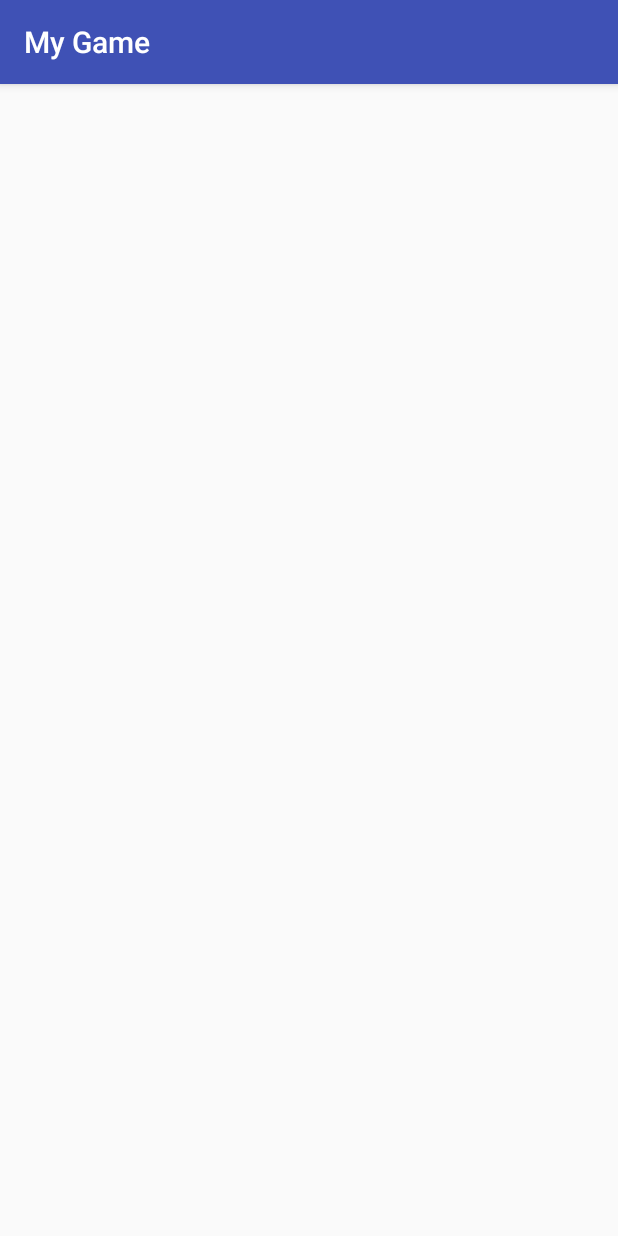
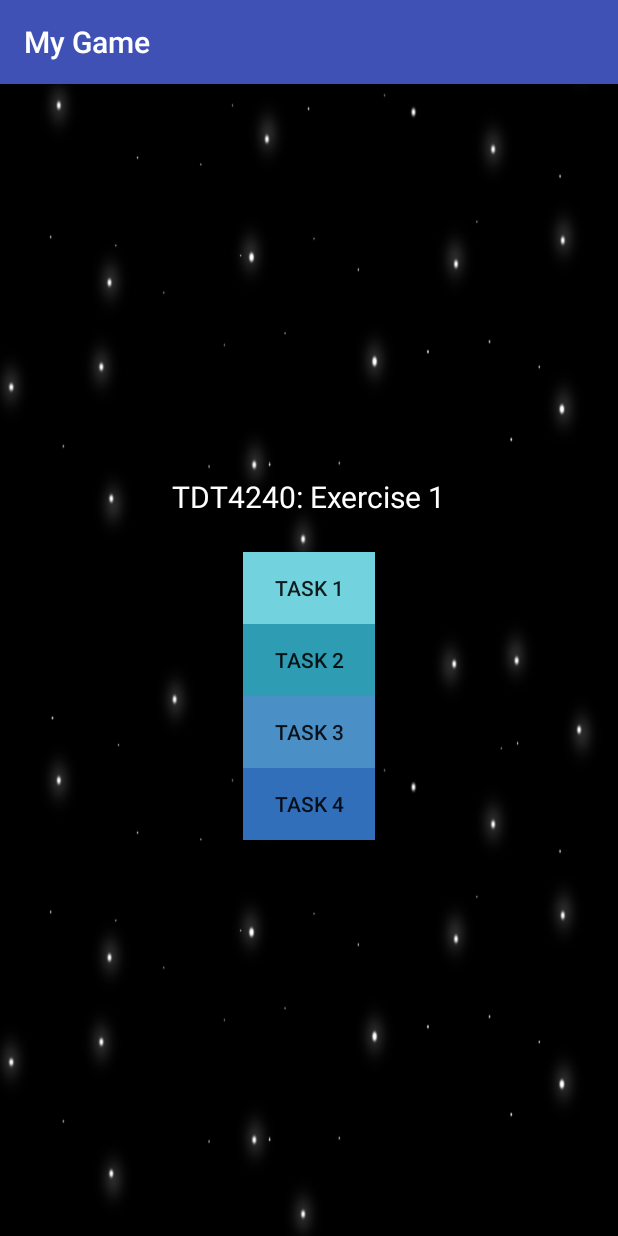
Before and after one commit to oleghansen/Android-Pattern-Exercise, an Android app: the screen it shows after launch (MainActivity), on a phone screen of 412 x 824 dp. Run offline under Robolectric (Android 15) with nearby library versions, the phone set to English and light mode, and no system bars; libraries missing offline, so code that uses them is left out: sheep.game.

```diff
--- a/app/src/main/java/com/example/ole/mygame/MainActivity.java
+++ b/app/src/main/java/com/example/ole/mygame/MainActivity.java
@@ -1,18 +1,70 @@
 package com.example.ole.mygame;
 
 import sheep.game.Game;
+
+import android.content.DialogInterface;
+import android.content.Intent;
 import android.os.Bundle;
 import android.support.v7.app.AppCompatActivity;
+import android.widget.Button;
+import android.view.View.OnClickListener;
+import android.view.View;
 
 public class MainActivity extends AppCompatActivity{
 
+    private Button task1Btn, task2Btn, task3Btn, task4Btn;
+    private Game game;
     @Override
     protected void onCreate(Bundle savedInstanceState) {
         super.onCreate(savedInstanceState);
+        setContentView(R.layout.activity_main);
 
-        Game game = new Game(this, null);
-        game.pushState(new GameScreen());
 
-        setContentView(game);
+        // Binding to layout references
+        task1Btn = (Button)findViewById(R.id.task1Button);
+        task2Btn = (Button)findViewById(R.id.task2Button);
+        task3Btn = (Button)findViewById(R.id.task3Button);
+        task4Btn = (Button)findViewById(R.id.task4Button);
+
+        // Give buttons onClickListener
+        task1Btn.setOnClickListener(onClickListener);
+        task2Btn.setOnClickListener(onClickListener);
+        task3Btn.setOnClickListener(onClickListener);
+        task4Btn.setOnClickListener(onClickListener);
+        //Game game = new Game(this, null);
+        //game.pushState(new Game1Screen());
+        //setContentView(game);
+    }
+
+    private OnClickListener onClickListener = new OnClickListener(){
+                @Override
+                public void onClick(View v)
+                {
+                    switch(v.getId())
+                    {
+                        case R.id.task1Button:
+                            System.out.println("Pressed 'Task 1'");
+                            Intent startTask1 = new Intent("com.example.ole.mygame.TASK1ACTIVITY");
+                            startActivity(startTask1);
+                            break;
+                        case R.id.task2Button:
+                            System.out.println("Pressed 'Task 2'");
+                            Intent startTask2 = new Intent("com.example.ole.mygame.TASK2ACTIVITY");
+                            startActivity(startTask2);
+                            break;
+                        case R.id.task3Button:
+                            System.out.println("Pressed 'Task 3'");
+                            break;
+                        case R.id.task4Button:
+                            System.out.println("Pressed 'Task 4'");
+                            break;
+                    }
+                }
+    };
+
+    @Override
+    protected void onDestroy() {
+        super.onDestroy();
+        finish();
     }
 }
--- a/app/src/main/res/layout-land/activity_main.xml
+++ b/app/src/main/res/layout-land/activity_main.xml
@@ -7,16 +7,54 @@
     android:paddingLeft="@dimen/activity_horizontal_margin"
     android:paddingRight="@dimen/activity_horizontal_margin"
     android:paddingTop="@dimen/activity_vertical_margin"
-    tools:context="com.example.ole.mygame.MainActivity">
+    tools:context="com.example.ole.mygame.MainActivity"
+    android:background="@drawable/backgroundstars2">
 
     <TextView
         android:layout_width="wrap_content"
         android:layout_height="wrap_content"
-        android:textAppearance="?android:attr/textAppearanceSmall"
-        android:text="Coordinates"
-        android:id="@+id/textView"
-        android:layout_alignParentTop="true"
-        android:layout_centerHorizontal="true"
-        android:textColorLink="#ffffff"
-        android:textColor="#ffffff" />
+        android:text="TDT4240: Exercise 1"
+        android:id="@+id/textView2"
+        android:layout_marginBottom="43dp"
+        android:textColor="#ffffff"
+        android:textSize="20dp"
+        android:layout_above="@+id/task1Button"
+        android:layout_centerHorizontal="true" />
+
+    <Button
+        android:layout_width="wrap_content"
+        android:layout_height="wrap_content"
+        android:text="Task 1"
+        android:id="@+id/task1Button"
+        android:background="#72d3de"
+        android:layout_centerVertical="true"
+        android:layout_toStartOf="@+id/textView2" />
+
+    <Button
+        android:layout_width="wrap_content"
+        android:layout_height="wrap_content"
+        android:text="Task 2"
+        android:id="@+id/task2Button"
+        android:background="#2e9cb2"
+        android:layout_alignTop="@+id/task1Button"
+        android:layout_toEndOf="@+id/task1Button" />
+
+    <Button
+        android:layout_width="wrap_content"
+        android:layout_height="wrap_content"
+        android:text="Task 3"
+        android:id="@+id/task3Button"
+        android:background="#4b8fc7"
+        android:layout_below="@+id/textView2"
+        android:layout_toEndOf="@+id/task2Button" />
+
+    <Button
+        android:layout_width="wrap_content"
+        android:layout_height="wrap_content"
+        android:text="Task 4"
+        android:id="@+id/task4Button"
+        android:background="#316fba"
+        android:layout_alignTop="@+id/task3Button"
+        android:layout_toEndOf="@+id/task3Button" />
+
 </RelativeLayout>
--- a/app/src/main/res/layout/activity_main.xml
+++ b/app/src/main/res/layout/activity_main.xml
@@ -8,10 +8,57 @@
     android:paddingRight="@dimen/activity_horizontal_margin"
     android:paddingTop="@dimen/activity_vertical_margin"
     tools:context="com.example.ole.mygame.MainActivity"
-    android:foreground="@drawable/backgroundstars">
+    android:background="@drawable/backgroundstars2">
 
     <TextView
         android:layout_width="wrap_content"
         android:layout_height="wrap_content"
-        android:text="Hello World!" />
+        android:text="TDT4240: Exercise 1"
+        android:id="@+id/textView2"
+        android:textColor="#ffffff"
+        android:textSize="20dp"
+        android:layout_above="@+id/task1Button"
+        android:layout_centerHorizontal="true"
+        android:layout_marginBottom="23dp" />
+
+    <Button
+        android:layout_width="wrap_content"
+        android:layout_height="wrap_content"
+        android:text="Task 1"
+        android:id="@+id/task1Button"
+        android:background="#72d3de"
+        android:textAlignment="center"
+        android:layout_above="@+id/task2Button"
+        android:layout_alignStart="@+id/task2Button" />
+
+    <Button
+        android:layout_width="wrap_content"
+        android:layout_height="wrap_content"
+        android:text="Task 2"
+        android:id="@+id/task2Button"
+        android:background="#2e9cb2"
+        android:textAlignment="center"
+        android:layout_centerVertical="true"
+        android:layout_centerHorizontal="true" />
+
+    <Button
+        android:layout_width="wrap_content"
+        android:layout_height="wrap_content"
+        android:text="Task 3"
+        android:id="@+id/task3Button"
+        android:background="#4b8fc7"
+        android:textAlignment="center"
+        android:layout_below="@+id/task2Button"
+        android:layout_alignStart="@+id/task4Button" />
+
+    <Button
+        android:layout_width="wrap_content"
+        android:layout_height="wrap_content"
+        android:text="Task 4"
+        android:id="@+id/task4Button"
+        android:background="#316fba"
+        android:textAlignment="center"
+        android:layout_below="@+id/task3Button"
+        android:layout_alignStart="@+id/task2Button" />
+
 </RelativeLayout>
```
Also changed, not shown: app/src/main/AndroidManifest.xml (+28 -1 lines), app/src/main/java/com/example/ole/mygame/Game1Screen.java (added, +109 -0 lines), app/src/main/java/com/example/ole/mygame/Game2Screen.java (renamed from app/src/main/java/com/example/ole/mygame/GameScreen.java, +19 -17 lines), app/src/main/java/com/example/ole/mygame/Task1Activity.java (added, +31 -0 lines), app/src/main/java/com/example/ole/mygame/Task2Activity.java (added, +31 -0 lines).
